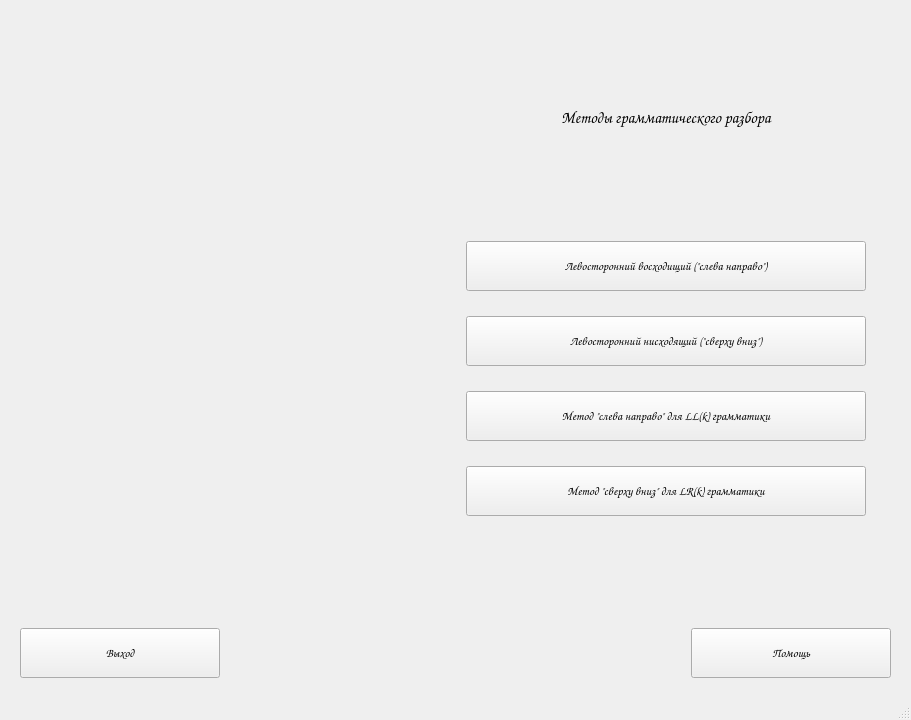
Old version of the form ParsingAssistant/MainMenu.ui in the repository Owlfeather/ParsingAssistant.
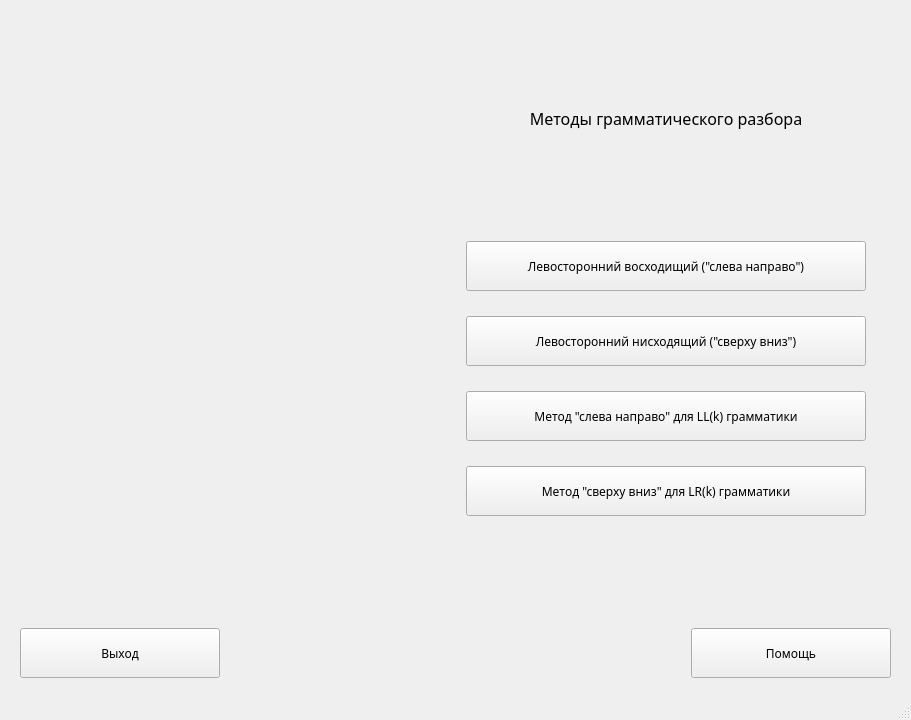
New version of the form. Icons and pictures are not drawn.

```diff
--- a/ParsingAssistant/MainMenu.ui
+++ b/ParsingAssistant/MainMenu.ui
@@ -93,7 +93,7 @@
             </property>
             <property name="font">
              <font>
-              <family>Comic Sans MS</family>
+              <family>Century Gothic</family>
               <pointsize>12</pointsize>
               <weight>50</weight>
               <italic>false</italic>
@@ -132,7 +132,7 @@
             </property>
             <property name="font">
              <font>
-              <family>Comic Sans MS</family>
+              <family>Century Gothic</family>
               <pointsize>9</pointsize>
              </font>
             </property>
@@ -172,7 +172,7 @@
             </property>
             <property name="font">
              <font>
-              <family>Comic Sans MS</family>
+              <family>Century Gothic</family>
               <pointsize>9</pointsize>
              </font>
             </property>
@@ -194,7 +194,7 @@
             </property>
             <property name="font">
              <font>
-              <family>Comic Sans MS</family>
+              <family>Century Gothic</family>
               <pointsize>9</pointsize>
              </font>
             </property>
@@ -216,7 +216,7 @@
             </property>
             <property name="font">
              <font>
-              <family>Comic Sans MS</family>
+              <family>Century Gothic</family>
               <pointsize>9</pointsize>
              </font>
             </property>
@@ -257,7 +257,7 @@
           </property>
           <property name="font">
            <font>
-            <family>Comic Sans MS</family>
+            <family>Century Gothic</family>
             <pointsize>9</pointsize>
            </font>
           </property>
@@ -292,7 +292,7 @@
           </property>
           <property name="font">
            <font>
-            <family>Comic Sans MS</family>
+            <family>Century Gothic</family>
             <pointsize>9</pointsize>
            </font>
           </property>
```
Left out of the diff: 8 changed lines with no effect on the pictures.
